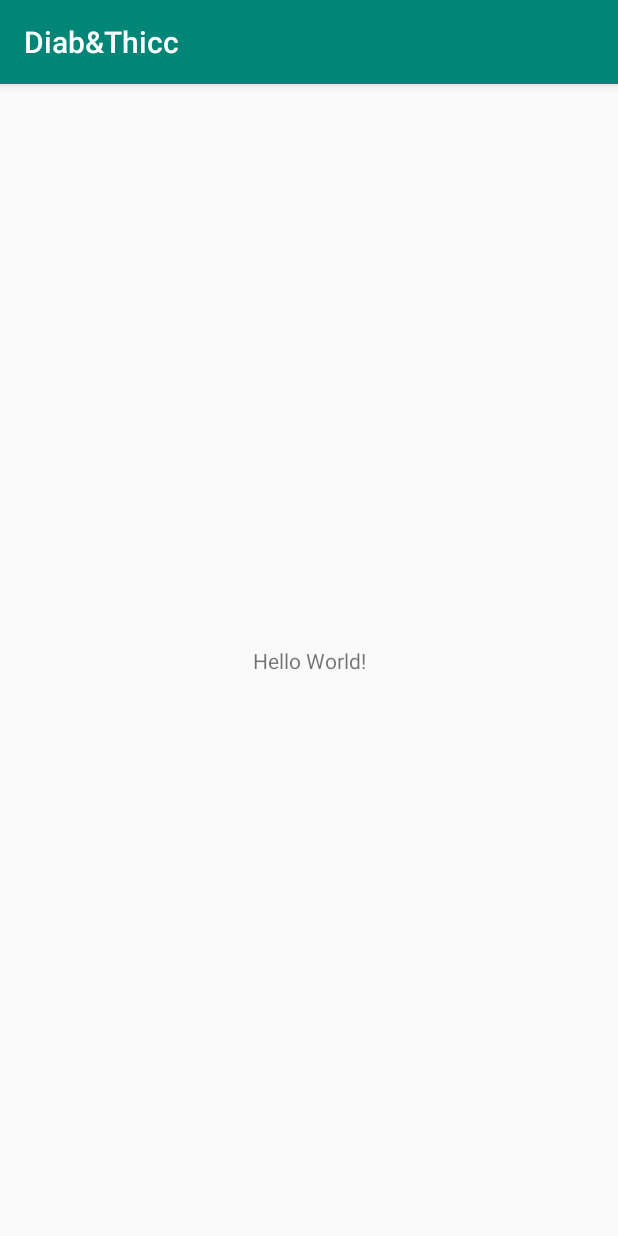
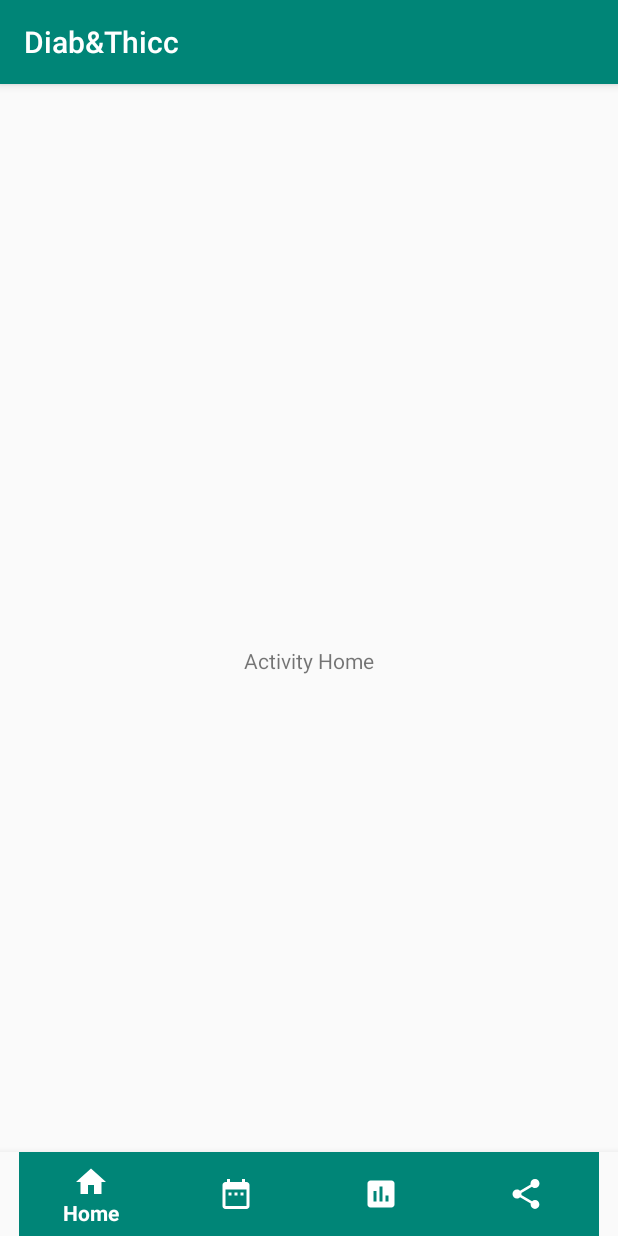
Before and after one commit to PierreAntoineBoulat/DiabThicc, an Android app: the screen it shows after launch (MainActivity before the commit, HomeActivity after it), on a phone screen of 412 x 824 dp. Run offline under Robolectric (Android 15) with nearby library versions, the phone set to English and light mode, and no system bars; libraries missing offline, so code that uses them is left out: android.support.design.

Commit message:
Add BottomMenuBar

```diff
--- a/app/build.gradle
+++ b/app/build.gradle
@@ -20,8 +20,10 @@ android {
 
 dependencies {
     implementation fileTree(dir: 'libs', include: ['*.jar'])
-    implementation 'com.android.support:appcompat-v7:27.1.1'
+    //noinspection GradleCompatible
+    implementation 'com.android.support:appcompat-v7:27.0.2'
     implementation 'com.android.support.constraint:constraint-layout:1.1.3'
+    implementation 'com.android.support:design:27.0.2'
     testImplementation 'junit:junit:4.12'
     androidTestImplementation 'com.android.support.test:runner:1.0.2'
     androidTestImplementation 'com.android.support.test.espresso:espresso-core:3.0.2'
--- a/app/src/main/AndroidManifest.xml
+++ b/app/src/main/AndroidManifest.xml
@@ -16,6 +16,10 @@
                 <category android:name="android.intent.category.LAUNCHER" />
             </intent-filter>
         </activity>
+        <activity android:name=".HomeActivity" />
+        <activity android:name=".ShareActivity" />
+        <activity android:name=".StatsActivity" />
+        <activity android:name=".TodayActivity" />
     </application>
 
 </manifest>
--- /dev/null
+++ b/app/src/main/java/com/game/pa2a/diabthicc/HomeActivity.java
@@ -0,0 +1,83 @@
+package com.game.pa2a.diabthicc;
+
+import android.annotation.SuppressLint;
+import android.content.Intent;
+import android.os.Bundle;
+import android.support.annotation.NonNull;
+import android.support.design.internal.BottomNavigationItemView;
+import android.support.design.internal.BottomNavigationMenu;
+import android.support.design.internal.BottomNavigationMenuView;
+import android.support.design.widget.BottomNavigationView;
+import android.support.v7.app.AppCompatActivity;
+import android.util.Log;
+import android.view.MenuItem;
+
+import java.lang.reflect.Field;
+
+public class HomeActivity extends AppCompatActivity {
+
+    BottomNavigationView bottomNavigationView;
+
+    @Override
+    protected void onCreate(Bundle savedInstanceState) {
+        super.onCreate(savedInstanceState);
+        setContentView(R.layout.activity_home);
+
+        bottomNavigationView = findViewById(R.id.navigationViewHome);
+        disableShiftMode(bottomNavigationView);
+        bottomNavigationView.setOnNavigationItemSelectedListener(
+                new BottomNavigationView.OnNavigationItemSelectedListener() {
+                    @Override
+                    public boolean onNavigationItemSelected(@NonNull MenuItem item) {
+                        Intent intent;
+                        switch (item.getItemId()) {
+                            case R.id.navigation_home:
+                                intent = new Intent(getApplicationContext(), HomeActivity.class);
+                                //intent.putExtra("sum", player);
+                                startActivity(intent);
+                                break;
+
+                            case R.id.navigation_today:
+                                intent = new Intent(getApplicationContext(), TodayActivity.class);
+                                //intent.putExtra("sum", player);
+                                startActivity(intent);
+                                break;
+
+                            case R.id.navigation_stats:
+                                intent = new Intent(getApplicationContext(), StatsActivity.class);
+                                //intent.putExtra("sum", player);
+                                startActivity(intent);
+                                break;
+
+                            case R.id.navigation_share:
+                                intent = new Intent(getApplicationContext(), ShareActivity.class);
+                                //intent.putExtra("sum", player);
+                                startActivity(intent);
+                                break;
+                        }
+                        return true;
+                    }
+                });
+    }
+
+    @SuppressLint("RestrictedApi")
+    private void disableShiftMode(BottomNavigationView view) {
+        BottomNavigationMenuView menuView = (BottomNavigationMenuView) view.getChildAt(0);
+        try {
+            Field shiftingMode = menuView.getClass().getDeclaredField("mShiftingMode");
+            shiftingMode.setAccessible(true);
+            shiftingMode.setBoolean(menuView, false);
+            shiftingMode.setAccessible(false);
+            for (int i = 0; i < menuView.getChildCount(); i++) {
+                BottomNavigationItemView item = (BottomNavigationItemView) menuView.getChildAt(i);
+                item.setShiftingMode(false);
+                // set once again checked value, so view will be updated
+                item.setChecked(item.getItemData().isChecked());
+            }
+        } catch (NoSuchFieldException e) {
+            Log.e("BNVHelper", "Unable to get shift mode field", e);
+        } catch (IllegalAccessException e) {
+            Log.e("BNVHelper", "Unable to change value of shift mode", e);
+        }
+    }
+}
--- a/app/src/main/java/com/game/pa2a/diabthicc/MainActivity.java
+++ b/app/src/main/java/com/game/pa2a/diabthicc/MainActivity.java
@@ -1,5 +1,6 @@
 package com.game.pa2a.diabthicc;
 
+import android.content.Intent;
 import android.support.v7.app.AppCompatActivity;
 import android.os.Bundle;
 
@@ -9,5 +10,9 @@ public class MainActivity extends AppCompatActivity {
     protected void onCreate(Bundle savedInstanceState) {
         super.onCreate(savedInstanceState);
         setContentView(R.layout.activity_main);
+        Intent mIntent = new Intent(MainActivity.this, HomeActivity.class);
+        //mIntent.putExtra("sum", "0");
+        startActivity(mIntent);
     }
+
 }
--- /dev/null
+++ b/app/src/main/res/drawable/ic_date_range_black_24dp.xml
@@ -0,0 +1,9 @@
+<vector xmlns:android="http://schemas.android.com/apk/res/android"
+        android:width="24dp"
+        android:height="24dp"
+        android:viewportWidth="24.0"
+        android:viewportHeight="24.0">
+    <path
+        android:fillColor="#FF000000"
+        android:pathData="M9,11L7,11v2h2v-2zM13,11h-2v2h2v-2zM17,11h-2v2h2v-2zM19,4h-1L18,2h-2v2L8,4L8,2L6,2v2L5,4c-1.11,0 -1.99,0.9 -1.99,2L3,20c0,1.1 0.89,2 2,2h14c1.1,0 2,-0.9 2,-2L21,6c0,-1.1 -0.9,-2 -2,-2zM19,20L5,20L5,9h14v11z"/>
+</vector>
--- /dev/null
+++ b/app/src/main/res/drawable/ic_home_black_24dp.xml
@@ -0,0 +1,9 @@
+<vector xmlns:android="http://schemas.android.com/apk/res/android"
+        android:width="24dp"
+        android:height="24dp"
+        android:viewportWidth="24.0"
+        android:viewportHeight="24.0">
+    <path
+        android:fillColor="#FF000000"
+        android:pathData="M10,20v-6h4v6h5v-8h3L12,3 2,12h3v8z"/>
+</vector>
--- /dev/null
+++ b/app/src/main/res/drawable/ic_insert_chart_black_24dp.xml
@@ -0,0 +1,9 @@
+<vector xmlns:android="http://schemas.android.com/apk/res/android"
+        android:width="24dp"
+        android:height="24dp"
+        android:viewportWidth="24.0"
+        android:viewportHeight="24.0">
+    <path
+        android:fillColor="#FF000000"
+        android:pathData="M19,3L5,3c-1.1,0 -2,0.9 -2,2v14c0,1.1 0.9,2 2,2h14c1.1,0 2,-0.9 2,-2L21,5c0,-1.1 -0.9,-2 -2,-2zM9,17L7,17v-7h2v7zM13,17h-2L11,7h2v10zM17,17h-2v-4h2v4z"/>
+</vector>
--- /dev/null
+++ b/app/src/main/res/drawable/ic_share_black_24dp.xml
@@ -0,0 +1,9 @@
+<vector xmlns:android="http://schemas.android.com/apk/res/android"
+        android:width="24dp"
+        android:height="24dp"
+        android:viewportWidth="24.0"
+        android:viewportHeight="24.0">
+    <path
+        android:fillColor="#FF000000"
+        android:pathData="M18,16.08c-0.76,0 -1.44,0.3 -1.96,0.77L8.91,12.7c0.05,-0.23 0.09,-0.46 0.09,-0.7s-0.04,-0.47 -0.09,-0.7l7.05,-4.11c0.54,0.5 1.25,0.81 2.04,0.81 1.66,0 3,-1.34 3,-3s-1.34,-3 -3,-3 -3,1.34 -3,3c0,0.24 0.04,0.47 0.09,0.7L8.04,9.81C7.5,9.31 6.79,9 6,9c-1.66,0 -3,1.34 -3,3s1.34,3 3,3c0.79,0 1.5,-0.31 2.04,-0.81l7.12,4.16c-0.05,0.21 -0.08,0.43 -0.08,0.65 0,1.61 1.31,2.92 2.92,2.92 1.61,0 2.92,-1.31 2.92,-2.92s-1.31,-2.92 -2.92,-2.92z"/>
+</vector>
--- /dev/null
+++ b/app/src/main/res/layout/activity_home.xml
@@ -0,0 +1,31 @@
+<?xml version="1.0" encoding="utf-8"?>
+<android.support.constraint.ConstraintLayout xmlns:android="http://schemas.android.com/apk/res/android"
+    android:layout_width="match_parent"
+    android:layout_height="match_parent"
+    xmlns:app="http://schemas.android.com/apk/res-auto">
+
+    <TextView
+        android:layout_width="wrap_content"
+        android:layout_height="wrap_content"
+        android:text="Activity Home"
+        app:layout_constraintBottom_toBottomOf="parent"
+        app:layout_constraintLeft_toLeftOf="parent"
+        app:layout_constraintRight_toRightOf="parent"
+        app:layout_constraintTop_toTopOf="parent" />
+
+    <android.support.design.widget.BottomNavigationView
+        android:id="@+id/navigationViewHome"
+        android:layout_width="0dp"
+        android:layout_height="wrap_content"
+        android:layout_marginEnd="0dp"
+        android:layout_marginStart="0dp"
+        android:background="?android:attr/windowBackground"
+        app:layout_constraintBottom_toBottomOf="parent"
+        app:layout_constraintLeft_toLeftOf="parent"
+        app:layout_constraintRight_toRightOf="parent"
+        app:itemBackground="@color/colorPrimary"
+        app:itemIconTint="@color/white"
+        app:itemTextColor="@color/white"
+        app:menu="@menu/navigation"/>
+
+</android.support.constraint.ConstraintLayout>
--- a/app/src/main/res/layout/activity_main.xml
+++ b/app/src/main/res/layout/activity_main.xml
@@ -15,4 +15,5 @@
         app:layout_constraintRight_toRightOf="parent"
         app:layout_constraintTop_toTopOf="parent" />
 
+
 </android.support.constraint.ConstraintLayout>
--- /dev/null
+++ b/app/src/main/res/menu/navigation.xml
@@ -0,0 +1,28 @@
+<?xml version="1.0" encoding="utf-8"?>
+<menu xmlns:android="http://schemas.android.com/apk/res/android">
+
+    <item
+        android:id="@+id/navigation_home"
+        android:enabled="true"
+        android:icon="@drawable/ic_home_black_24dp"
+        android:title="Home"/>
+
+    <item
+        android:id="@+id/navigation_today"
+        android:enabled="true"
+        android:icon="@drawable/ic_date_range_black_24dp"
+        android:title="Today"/>
+
+    <item
+        android:id="@+id/navigation_stats"
+        android:enabled="true"
+        android:icon="@drawable/ic_insert_chart_black_24dp"
+        android:title="Stats"/>
+
+    <item
+        android:id="@+id/navigation_share"
+        android:enabled="true"
+        android:icon="@drawable/ic_share_black_24dp"
+        android:title="Share"/>
+
+</menu>
--- a/app/src/main/res/values/colors.xml
+++ b/app/src/main/res/values/colors.xml
@@ -3,4 +3,5 @@
     <color name="colorPrimary">#008577</color>
     <color name="colorPrimaryDark">#00574B</color>
     <color name="colorAccent">#D81B60</color>
+    <color name="white">#FFFFFF</color>
 </resources>
--- a/build.gradle
+++ b/build.gradle
@@ -8,7 +8,7 @@ buildscript {
     }
     dependencies {
         classpath 'com.android.tools.build:gradle:3.3.2'
-
+        //implementation 'com.android.support:design:27.0.2'
         // NOTE: Do not place your application dependencies here; they belong
         // in the individual module build.gradle files
     }
```
Also changed, not shown: app/src/main/java/com/game/pa2a/diabthicc/ShareActivity.java (added, +82 -0 lines), app/src/main/java/com/game/pa2a/diabthicc/StatsActivity.java (added, +82 -0 lines), app/src/main/java/com/game/pa2a/diabthicc/TodayActivity.java (added, +82 -0 lines), app/src/main/res/layout/activity_share.xml (added, +31 -0 lines), app/src/main/res/layout/activity_stats.xml (added, +31 -0 lines), app/src/main/res/layout/activity_today.xml (added, +31 -0 lines).
